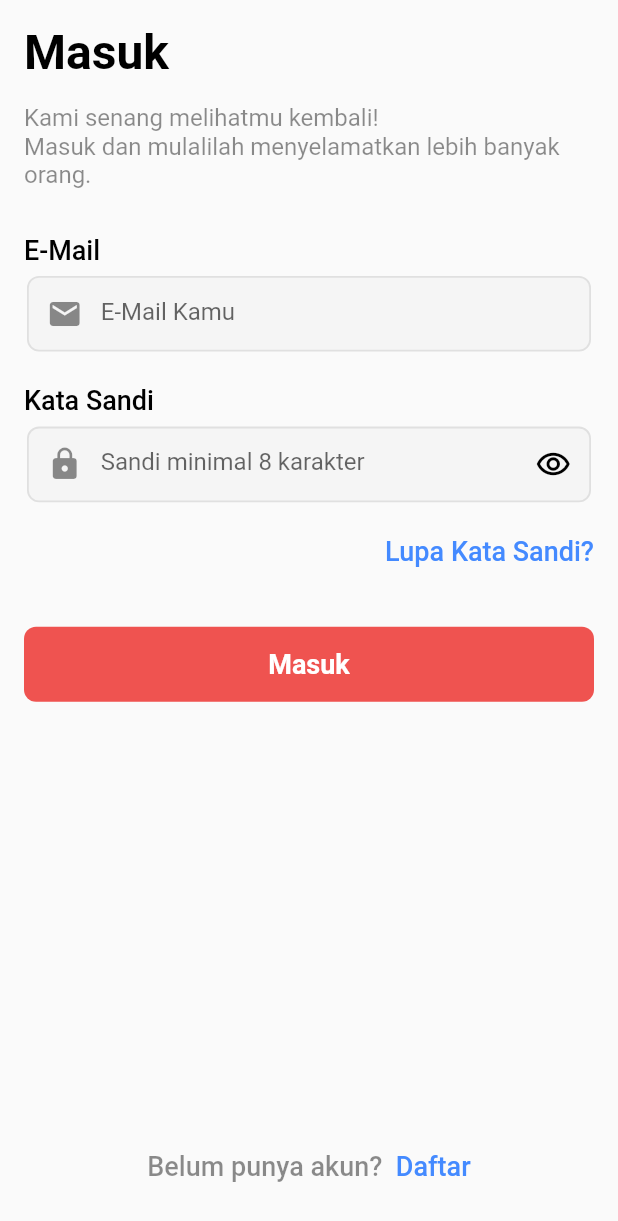
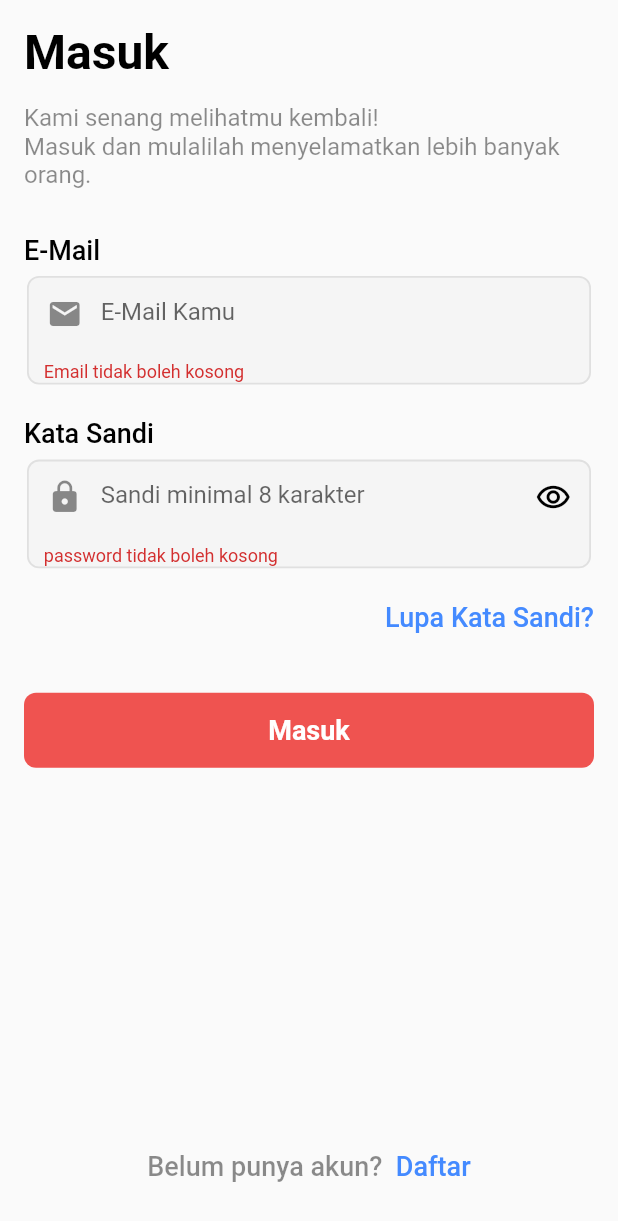
Before and after one commit to MaulanaAkbarF/E-DAMKAR_A2-A3, a Flutter app: the screen it shows after launch, after a tap on "Masuk", on a phone screen of 412 x 824 dp. Shown: the top 1221 px of the screen. Run offline on Flutter 3.47's test engine with Material 2 defaults, Android fonts, the phone set to English and light mode, and no system bars; our stand-ins replace flutter_svg, fluttertoast, pin_code_fields, shared_preferences; accounts and stored records are empty; Roboto replaces fonts that are missing (font/inter_black.ttf, font/inter_bold.ttf, font/inter_extrabold.ttf).

Commit message:
adjustment on several component

```diff
--- a/lib/SharedPreferences/dataUser.dart
+++ b/lib/SharedPreferences/dataUser.dart
@@ -1,9 +1,8 @@
-import 'dart:ffi';
-
 import 'package:shared_preferences/shared_preferences.dart';
 
 class DataUser {
   final Future<SharedPreferences> _prefs = SharedPreferences.getInstance();
+
   Future<void> addUser(bool kondisi, String email, String nama) async {
     final SharedPreferences prefs = await _prefs;
     await prefs.setBool('kondisi', kondisi);
--- a/lib/models/LoginModel.dart
+++ b/lib/models/LoginModel.dart
@@ -9,7 +9,6 @@ class LoginModel {
   LoginModel({required this.kondisi, this.email, this.namaLengkap});
 
   factory LoginModel.createResult(Map<String, dynamic> object) {
-    print('berhasil di set');
     return LoginModel(
         kondisi: object['kondisi'],
         email: object['email'],
@@ -17,11 +16,10 @@ class LoginModel {
   }
 
   static Future<LoginModel> postData(String email, String pass) async {
-    String url = 'http://188.10.10.253:8080/belajarphp/login.php';
+    String url = 'http://188.10.10.253/MobileAPI/E_DamkarRestAPI/Login.php';
     Uri ur = Uri.parse(url);
     var result = await http.post(ur, body: {"email": email, "password": pass});
     var jsonobj = json.decode(result.body);
-    print('berhasil melakukan post');
     return LoginModel.createResult(jsonobj);
   }
 }
--- a/lib/models/RegisterModel.dart
+++ b/lib/models/RegisterModel.dart
@@ -12,7 +12,7 @@ class RegisterModel {
 
   static Future<RegisterModel> postRegister(
       String email, String password, String nama) async {
-    String url = 'http://188.10.10.253:8080/belajarphp/register.php';
+    String url = 'http://188.10.10.253/MobileAPI/E_DamkarRestAPI/register.php';
     Uri ur = Uri.parse(url);
     var result = await http.post(ur,
         body: {"email": email, "password": password, "namaLengkap": nama});
--- a/lib/pages/signin.dart
+++ b/lib/pages/signin.dart
@@ -2,7 +2,6 @@ import 'dart:async';
 
 import 'package:edamkar_1/SharedPreferences/dataUser.dart';
 import 'package:edamkar_1/models/LoginModel.dart';
-import 'package:edamkar_1/APIRequest/APIClient.dart';
 import 'package:edamkar_1/pages/resetpass.dart';
 import 'package:edamkar_1/pages/signup.dart';
 import 'package:flutter/material.dart';
@@ -75,6 +74,7 @@ final List<Map> teksStyleSignIn = [
 // ------------------------------------------------------------------------------------------------------------------------------------------
 
 class _SignInPageState extends State<SignInPage> {
+  final _formKey = GlobalKey<FormState>();
   final TextEditingController email = TextEditingController();
   final TextEditingController pass = TextEditingController();
 
@@ -82,7 +82,7 @@ class _SignInPageState extends State<SignInPage> {
   SharedPreferences? prefs;
 
   void postLogin() async {
-    LoginModel.postData('mirda@gmail.com', 'superone').then((value) {
+    LoginModel.postData(email.text, pass.text).then((value) {
       lgmod = value;
       checkLoginCondition();
     });
@@ -95,22 +95,32 @@ class _SignInPageState extends State<SignInPage> {
           context,
           '/homepage',
         );
-        DataUser().addUser(lgmod!.kondisi, lgmod!.email.toString(), lgmod!.namaLengkap.toString());
+        debugPrint(lgmod!.namaLengkap.toString());
+        DataUser().addUser(lgmod!.kondisi, lgmod!.email.toString(),
+            lgmod!.namaLengkap.toString());
       } else {
-        debugPrint('account not found');
+        show('Login gagal, cek kembali email dan password anda');
       }
     } else {
       debugPrint('error');
     }
   }
 
-
-
   @override
   void dispose() {
     super.dispose();
     email.dispose();
     pass.dispose();
+  }
+
+    void show(String message) {
+    Fluttertoast.showToast(
+        msg: message,
+        toastLength: Toast.LENGTH_SHORT,
+        gravity: ToastGravity.BOTTOM,
+        timeInSecForIosWeb: 1,
+        backgroundColor: Colors.white,
+        textColor: Colors.black);
   }
 
   // void navigate(BuildContext context) {
@@ -126,7 +136,9 @@ class _SignInPageState extends State<SignInPage> {
   @override
   Widget build(BuildContext context) {
     return Scaffold(
-      body: SafeArea(
+        body: Form(
+      key: _formKey,
+      child: SafeArea(
         child: Padding(
           padding: EdgeInsets.all(16),
           child: Column(
@@ -177,8 +189,13 @@ class _SignInPageState extends State<SignInPage> {
                                     border: Border.all(
                                         color: Colors.grey.shade300,
                                         width: 1.2)),
-                                child: TextField(
+                                child: TextFormField(
                                   controller: email,
+                                  validator: (value) {
+                                    if (value == null || value.isEmpty) {
+                                      return 'Email tidak boleh kosong';
+                                    }
+                                  },
                                   cursorColor: Colors.black,
                                   style: teksStyle['SemiBold1'],
                                   decoration: InputDecoration(
@@ -214,8 +231,17 @@ class _SignInPageState extends State<SignInPage> {
                                     border: Border.all(
                                         color: Colors.grey.shade300,
                                         width: 1.2)),
-                                child: TextField(
+                                child: TextFormField(
                                   controller: pass,
+                                  validator: (value) {
+                                    if (value == null || value.isEmpty) {
+                                      return 'password tidak boleh kosong';
+                                    } else if (value.length > 20) {
+                                      return 'password terlalu panjang';
+                                    } else if (value.length < 8) {
+                                      return 'password terlalu pendek';
+                                    }
+                                  },
                                   obscureText: true,
                                   cursorColor: Colors.black,
                                   style: teksStyle['SemiBold1'],
@@ -259,7 +285,9 @@ class _SignInPageState extends State<SignInPage> {
                                   splashColor: Colors.red.shade700,
                                   highlightColor: Colors.red.shade900,
                                   onTap: () async {
-                                    postLogin();
+                                    if (_formKey.currentState!.validate()) {
+                                      postLogin();
+                                    }
                                   },
                                   child: Container(
                                     height: 50,
@@ -305,7 +333,7 @@ class _SignInPageState extends State<SignInPage> {
           ),
         ),
       ),
-    );
+    ));
   }
 }
 
--- a/lib/pages/signup.dart
+++ b/lib/pages/signup.dart
@@ -77,9 +77,7 @@ class _SignUpPageState extends State<SignUpPage> {
   final TextEditingController email = TextEditingController();
   final TextEditingController password = TextEditingController();
   final TextEditingController namalengkap = TextEditingController();
-
   final _formKey = GlobalKey<FormState>();
-
   RegisterModel? regis;
 
   void postRegister() {
```
Also changed, not shown: lib/models/exampleModel.txt (deleted, +0 -35 lines).
